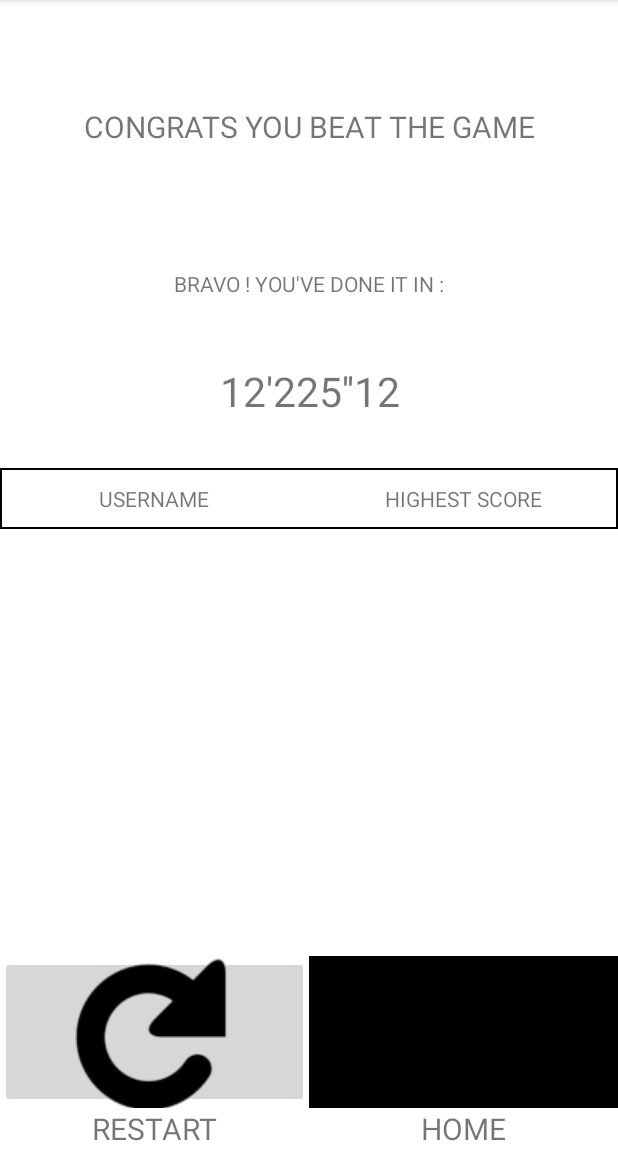
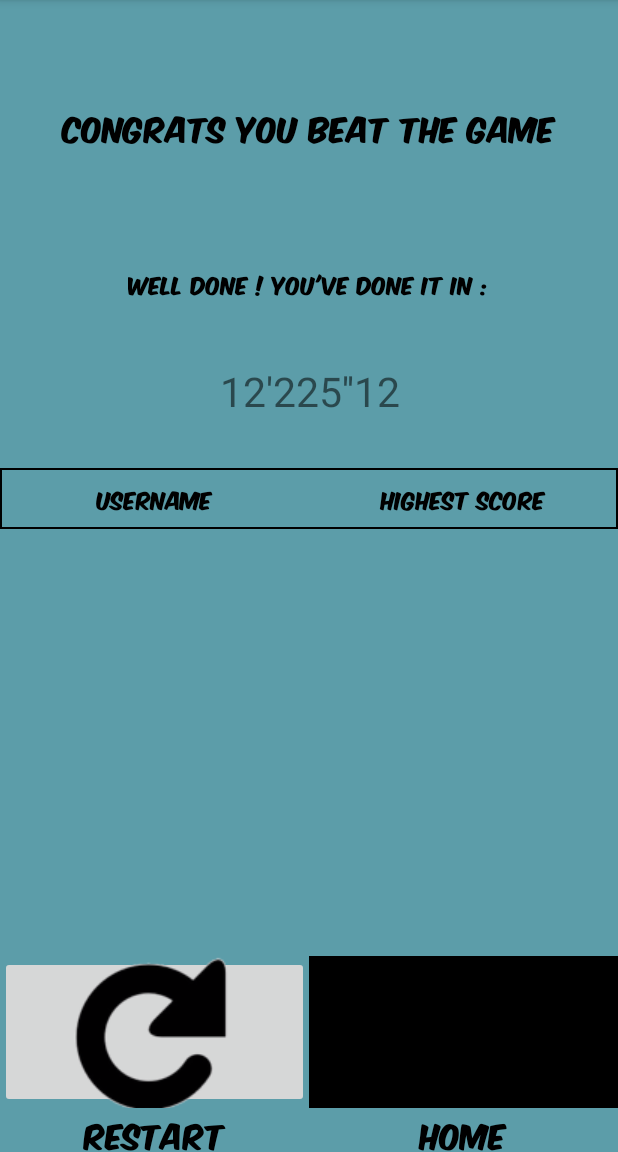
Before and after one commit to JoshuaMontreuil/Android_Project_B3, an Android app: the EndActivity screen opened directly, with no data from a screen before it, on a phone screen of 412 x 824 dp, the part 84-1236 px from its top. Run offline under Robolectric (Android 15) with nearby library versions, the phone set to English and light mode, and no system bars.

Commit message:
Début du style de l'application

```diff
--- a/app/src/main/res/drawable/border.xml
+++ b/app/src/main/res/drawable/border.xml
@@ -2,6 +2,6 @@
 <shape
     xmlns:android="http://schemas.android.com/apk/res/android"
     android:shape= "rectangle">
-    <solid android:color="#ffffff"/>
+    <solid android:color="@color/crowdFlower"/>
     <stroke android:width="1dp" android:color="#000000" />
 </shape>
--- /dev/null
+++ b/app/src/main/res/font/font.xml
@@ -0,0 +1,4 @@
+<?xml version="1.0" encoding="utf-8"?>
+<font-family xmlns:android="http://schemas.android.com/apk/res/android">
+
+</font-family>
--- a/app/src/main/res/layout/activity_end.xml
+++ b/app/src/main/res/layout/activity_end.xml
@@ -2,7 +2,8 @@
 <LinearLayout xmlns:android="http://schemas.android.com/apk/res/android"
     android:layout_width="match_parent"
     android:layout_height="match_parent"
-    android:orientation="vertical">
+    android:orientation="vertical"
+    android:background="@color/crowdFlower">
 
     <LinearLayout
         android:id="@+id/CongratsText"
@@ -14,6 +15,8 @@
             android:layout_width="match_parent"
             android:layout_height="match_parent"
             android:text="@string/End_text"
+            android:fontFamily="@font/font_"
+            android:textColor="@color/black"
             android:textAlignment="center"
             android:textSize="20sp"
             android:gravity="center">
@@ -33,6 +36,8 @@
                 android:layout_width="match_parent"
                 android:layout_height="match_parent"
                 android:text="@string/chronoInfo"
+                android:fontFamily="@font/font_"
+                android:textColor="@color/black"
                 android:textAlignment="center"
                 android:gravity="center">
             </TextView>
@@ -60,6 +65,8 @@
                 android:layout_height="match_parent"
                 android:layout_weight="1"
                 android:text="@string/ScoreBoardHead_username"
+                android:fontFamily="@font/font_"
+                android:textColor="@color/black"
                 android:gravity="center"
                 android:textAlignment="center">
             </TextView>
@@ -68,6 +75,8 @@
                 android:layout_height="match_parent"
                 android:layout_weight="1"
                 android:text="@string/ScoreBoardHead_Score"
+                android:fontFamily="@font/font_"
+                android:textColor="@color/black"
                 android:gravity="center"
                 android:textAlignment="center">
             </TextView>
@@ -100,6 +109,8 @@
             android:layout_height="match_parent"
             android:layout_weight="1"
             android:text="@string/restart"
+            android:fontFamily="@font/font_"
+                android:textColor="@color/black"
             android:textSize="20sp"
             android:textAlignment="center">
         </TextView>
@@ -120,6 +131,8 @@
                 android:layout_height="match_parent"
                 android:layout_weight="1"
                 android:text="@string/back_home"
+                android:textColor="@color/black"
+                android:fontFamily="@font/font_"
                 android:textSize="20sp"
                 android:textAlignment="center">
             </TextView>
--- a/app/src/main/res/values/colors.xml
+++ b/app/src/main/res/values/colors.xml
@@ -7,4 +7,5 @@
     <color name="teal_700">#FF018786</color>
     <color name="black">#FF000000</color>
     <color name="white">#FFFFFFFF</color>
+    <color name="crowdFlower">#5c9da9</color>
 </resources>
--- a/app/src/main/res/values/strings.xml
+++ b/app/src/main/res/values/strings.xml
@@ -13,9 +13,9 @@
     <string name="previous">Previous</string>
 
     <!-- TODO: Remove or change this placeholder text -->
-    <string name="chronoInfo">BRAVO ! YOU\'VE DONE IT IN :</string>
+    <string name="chronoInfo">WELL DONE ! YOU\'VE DONE IT IN :</string>
     <string name="chrono">12\'225\'\'12</string>
-
+    <string name="username">Username</string>
     <string name="ScoreBoardHead_username">USERNAME</string>
     <string name="ScoreBoardHead_Score">HIGHEST SCORE</string>
 </resources>
```
Also changed, not shown: app/src/main/res/font/font_.ttf (added).
